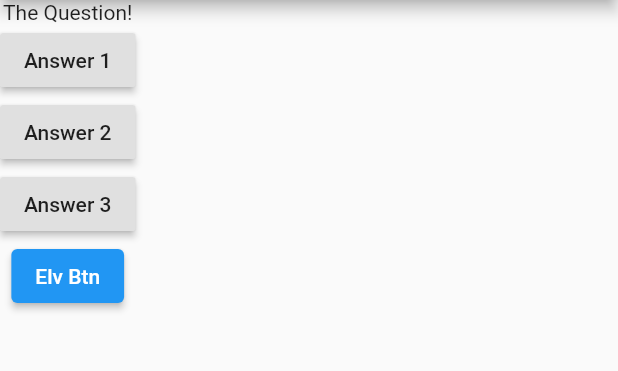
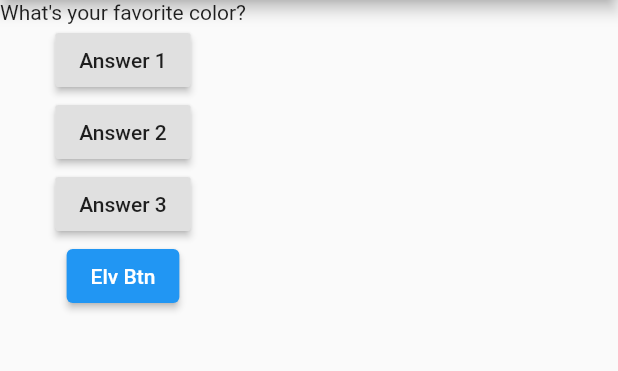
Before and after one commit to GoGiants1/flutter-practice, a Flutter app: the screen it shows after launch, after a tap on "Answer 1", on a phone screen of 412 x 824 dp, the part 84-455 px from its top. Run offline on Flutter 3.47's test engine with Material 2 defaults, Android fonts, the phone set to English and light mode, and no system bars.

Commit message:
Fail to add dynamic UI component

```diff
--- a/flutter_complete_guide/lib/main.dart
+++ b/flutter_complete_guide/lib/main.dart
@@ -9,18 +9,22 @@ void main() => runApp(MyApp());
 
 class MyApp extends StatelessWidget {
   // properties
+  var questionIndex = 0;
 
   // methods
-  void answerQuestion() {
-    print('Answer Chosen');
+  void answerQuestion(int number) {
+    print('Answer ${number} Chosen');
+    questionIndex = number;
   }
 
   @override
   Widget build(BuildContext context) {
     var questions = [
       "What\'s your favorite color?",
-      'What\'s your favorite animal',
+      'What\'s your favorite animal?',
+      'What\'s your favorite movie?',
     ];
+
     return MaterialApp(
       home: Scaffold(
         appBar: AppBar(
@@ -28,23 +32,26 @@ class MyApp extends StatelessWidget {
         ),
         // 어떻게 body에 1개 이상의 위젯을 넘길까? => Use container Widget
         // Column: vertical direction container
-        body: Column(children: [
-          Text('The Question!'),
+        body: Column(
+          children: [
+            Text(
+              questions[questionIndex],
+            ),
             // Deprecated but stick to it in this Project
             RaisedButton(
               child: Text("Answer 1"),
               // 함수의 이름, 포인터를 알려줌.
               // 함수() 그냥 넘겨주는게 아니라 실행 후 리턴 값을 넘겨주는 것..
-            onPressed: answerQuestion,
+              onPressed: () => answerQuestion(0),
             ),
             RaisedButton(
               child: Text("Answer 2"),
-            onPressed: answerQuestion,
+              onPressed: () => answerQuestion(1),
             ),
             RaisedButton(
               child: Text("Answer 3"),
               onPressed: () {
-              print("Ans 3 Chosen");
+                answerQuestion(2);
               },
             ),
             // alt of RaiseBtn
@@ -53,7 +60,8 @@ class MyApp extends StatelessWidget {
               onPressed: () => print("Elv clicked"),
               child: Text("Elv Btn"),
             )
-        ]),
+          ],
+        ),
       ),
     );
   }
```
Lines whose indentation alone changed are shown as unchanged.
